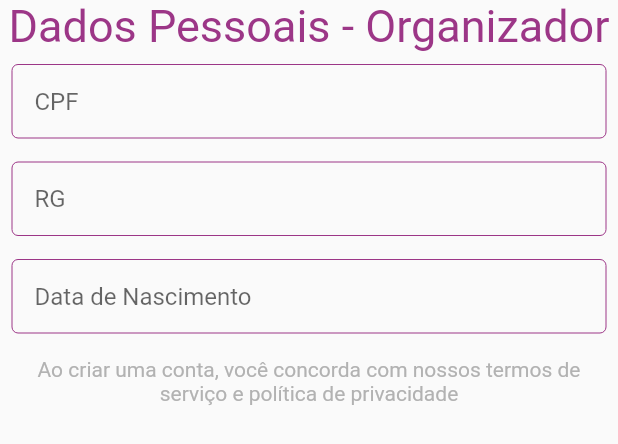
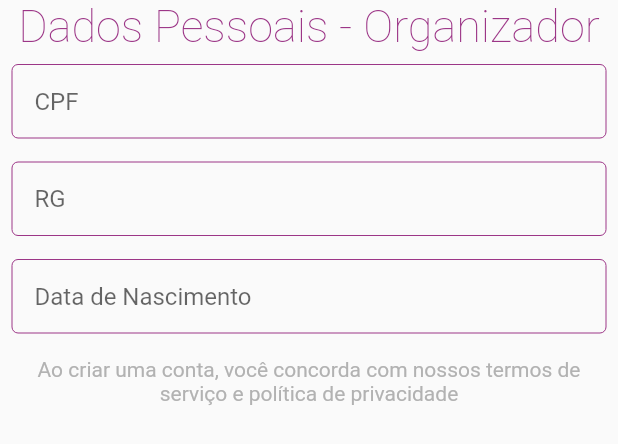
Before and after one commit to vale-night/app, a Flutter app: the PersonalDataRegister widget shown alone on an empty page, opened directly, on a phone screen of 412 x 824 dp. Shown: the top 444 px of the screen. Run offline on Flutter 3.47's test engine with Material 2 defaults, Android fonts, the phone set to English and light mode, and no system bars; our stand-ins replace flutter_secure_storage, localstorage; accounts and stored records are empty.

Commit message:
Refatoração na aplicação para utilizar temas e centralizar estilos

```diff
--- a/lib/core/auth/organizer/register/basic_data.dart
+++ b/lib/core/auth/organizer/register/basic_data.dart
@@ -1,6 +1,5 @@
 import 'package:flutter/cupertino.dart';
 import 'package:flutter/material.dart';
-import 'package:untitled/constants/app_constants.dart';
 import 'package:untitled/widgets/form/custom_text_form_field.dart';
 
 class BasicDataRegister extends StatefulWidget {
@@ -26,10 +25,7 @@ class _BasicDataRegisterState extends State<BasicDataRegister> {
           Text(
             'Crie sua conta - Organizador',
             textAlign: TextAlign.center,
-            style: TextStyle(
-              color: APP_PRIMARY_COLOR_HEX,
-              fontSize: 30,
-            ),
+            style: Theme.of(context).textTheme.headline1,
           ),
           CustomTextFormField(
             hintText: 'Nome completo',
--- a/lib/core/auth/organizer/register/personal_data.dart
+++ b/lib/core/auth/organizer/register/personal_data.dart
@@ -1,4 +1,5 @@
 import 'package:flutter/cupertino.dart';
+import 'package:flutter/material.dart';
 import 'package:untitled/constants/app_constants.dart';
 import 'package:untitled/widgets/form/custom_date_form_field.dart';
 import 'package:untitled/widgets/form/custom_text_form_field.dart';
@@ -23,14 +24,9 @@ class _PersonalDataRegisterState extends State<PersonalDataRegister> {
       key: _formKey,
       child: Column(
         children: [
-          Text(
-            'Dados Pessoais - Organizador',
-            textAlign: TextAlign.center,
-            style: TextStyle(
-              color: APP_PRIMARY_COLOR_HEX,
-              fontSize: 30,
-            ),
-          ),
+          Text('Dados Pessoais - Organizador',
+              textAlign: TextAlign.center,
+              style: Theme.of(context).textTheme.headline1),
           CustomTextFormField(
             hintText: 'CPF',
             validator: (value) => ('true'),
--- a/lib/core/auth/register/register.dart
+++ b/lib/core/auth/register/register.dart
@@ -25,14 +25,12 @@ class _RegisterState extends State<Register> {
       body: Form(
         key: _formKey,
         child: Column(
+          mainAxisAlignment: MainAxisAlignment.center,
           children: [
             Text(
               'Crie sua conta',
               textAlign: TextAlign.center,
-              style: TextStyle(
-                color: APP_PRIMARY_COLOR_HEX,
-                fontSize: 30,
-              ),
+              style: Theme.of(context).textTheme.headline1,
             ),
             CustomTextFormField(
               hintText: 'Nome completo',
--- a/lib/main.dart
+++ b/lib/main.dart
@@ -1,4 +1,5 @@
 import 'package:flutter/material.dart';
+import 'package:untitled/config/themes/theme_config.dart';
 import 'package:untitled/constants/app_constants.dart';
 import 'package:untitled/core/auth/choose-role/choose_role.dart';
 import 'package:untitled/core/auth/login/login.dart';
@@ -17,10 +18,7 @@ class MyApp extends StatelessWidget {
   Widget build(BuildContext context) {
     return MaterialApp(
       title: 'ValeNight',
-      theme: ThemeData(
-        primarySwatch:
-            CreateMaterialColor().createMaterialColor(APP_PRIMARY_COLOR_HEX),
-      ),
+      theme: ThemeConfig().materialTheme,
       home: MyHomePage(title: 'ValeNight'),
       routes: {
         '/choose_role': (context) => ChooseRolePage(),
```
Also changed, not shown: lib/config/themes/theme_config.dart (+19 -0 lines).
